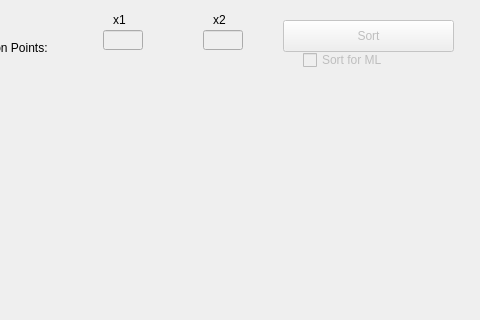
Qt form AdvanceSortGUI.ui (gihankaushyal/PixelAnomalyDetectorTool) before a commit; both pictures show x 287 to 767 and y 0 to 320 of the 767 by 473 pixel window.
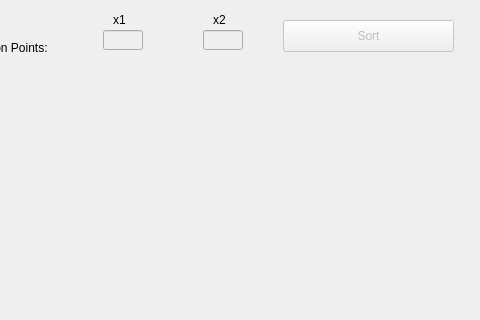
The same form after that commit.

Commit message: removed sort for ML button

What changed in the file:
```diff
--- a/AdvanceSortGUI.ui
+++ b/AdvanceSortGUI.ui
@@ -91,22 +91,6 @@
     <string>Sort</string>
    </property>
   </widget>
-  <widget class="QCheckBox" name="checkBox">
-   <property name="enabled">
-    <bool>false</bool>
-   </property>
-   <property name="geometry">
-    <rect>
-     <x>590</x>
-     <y>50</y>
-     <width>101</width>
-     <height>20</height>
-    </rect>
-   </property>
-   <property name="text">
-    <string>Sort for ML</string>
-   </property>
-  </widget>
   <widget class="QLineEdit" name="inflectionPoint1">
    <property name="enabled">
     <bool>false</bool>
```
